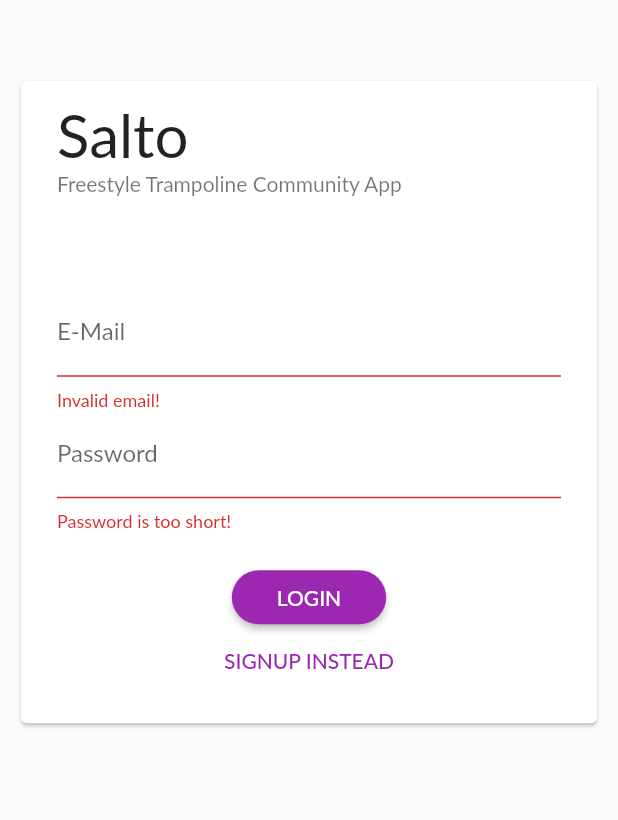
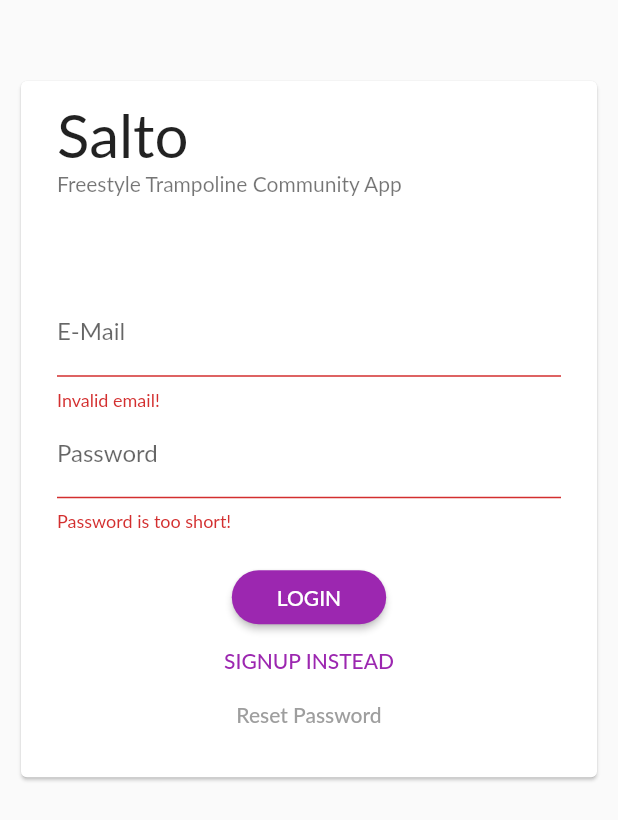
Before and after one commit to wenk-silvan/salto, a Flutter app: the screen it shows after launch, after a tap on "LOGIN", on a phone screen of 412 x 824 dp. Shown: the top 820 px of the screen. Run offline on Flutter 3.47's test engine with Material 2 defaults, Android fonts, the phone set to English and light mode, and no system bars; our stand-ins replace shared_preferences; accounts and stored records are empty; network calls fail; Roboto replaces fonts that are missing (Lato).

Commit message:
Add reset password with email feature

```diff
--- a/lib/components/auth_actions.dart
+++ b/lib/components/auth_actions.dart
@@ -5,7 +5,7 @@ import 'package:salto/models/user.dart';
 import 'package:salto/providers/auth.dart';
 import 'package:salto/providers/users.dart';
 
-enum AuthMode { Signup, Login }
+enum AuthMode { Signup, Login, Reset }
 
 class AuthActions extends StatefulWidget {
   @override
@@ -75,12 +75,22 @@ class _AuthActionsState extends State<AuthActions> {
           _authData['email'],
           _authData['password'],
         );
-      } else {
+      }
+      else if (_authMode == AuthMode.Signup) {
         await Provider.of<Auth>(context, listen: false).signup(
           _authData['email'],
           _authData['password'],
         );
         this._addNewUser();
+      }
+      else {
+        await Provider.of<Auth>(context, listen: false).resetPassword(
+          _authData['email']
+        );
+        Scaffold.of(context).showSnackBar(SnackBar(
+          content: Text('Password reset email sent.')
+        ));
+        this._switchAuthMode();
       }
     } on HttpException catch (error) {
       var errorMessage = 'Auhentication failed';
@@ -187,6 +197,7 @@ class _AuthActionsState extends State<AuthActions> {
                   _authData['email'] = value;
                 },
               ),
+              if (_authMode == AuthMode.Login || _authMode == AuthMode.Signup)
                 TextFormField(
                   decoration: InputDecoration(labelText: 'Password'),
                   obscureText: true,
@@ -221,7 +232,7 @@ class _AuthActionsState extends State<AuthActions> {
               else
                 RaisedButton(
                   child:
-                  Text(_authMode == AuthMode.Login ? 'LOGIN' : 'SIGN UP'),
+                  Text(_authMode == AuthMode.Login ? 'LOGIN' : _authMode == AuthMode.Signup ? 'SIGN UP' : 'Reset Password'),
                   onPressed: _submit,
                   shape: RoundedRectangleBorder(
                     borderRadius: BorderRadius.circular(30),
@@ -239,6 +250,18 @@ class _AuthActionsState extends State<AuthActions> {
                 materialTapTargetSize: MaterialTapTargetSize.shrinkWrap,
                 textColor: Theme.of(context).primaryColor,
               ),
+              if (_authMode == AuthMode.Login)
+                FlatButton(
+                child: Text(
+                    'Reset Password'),
+                onPressed: () {
+                  setState(() {
+                    this._authMode = AuthMode.Reset;
+                  });
+                },
+                materialTapTargetSize: MaterialTapTargetSize.shrinkWrap,
+                textColor: Colors.grey,
+              ),
             ],
           ),
         ),
```
Also changed, not shown: lib/providers/auth.dart (+23 -0 lines). Lines whose indentation alone changed are shown as unchanged.
